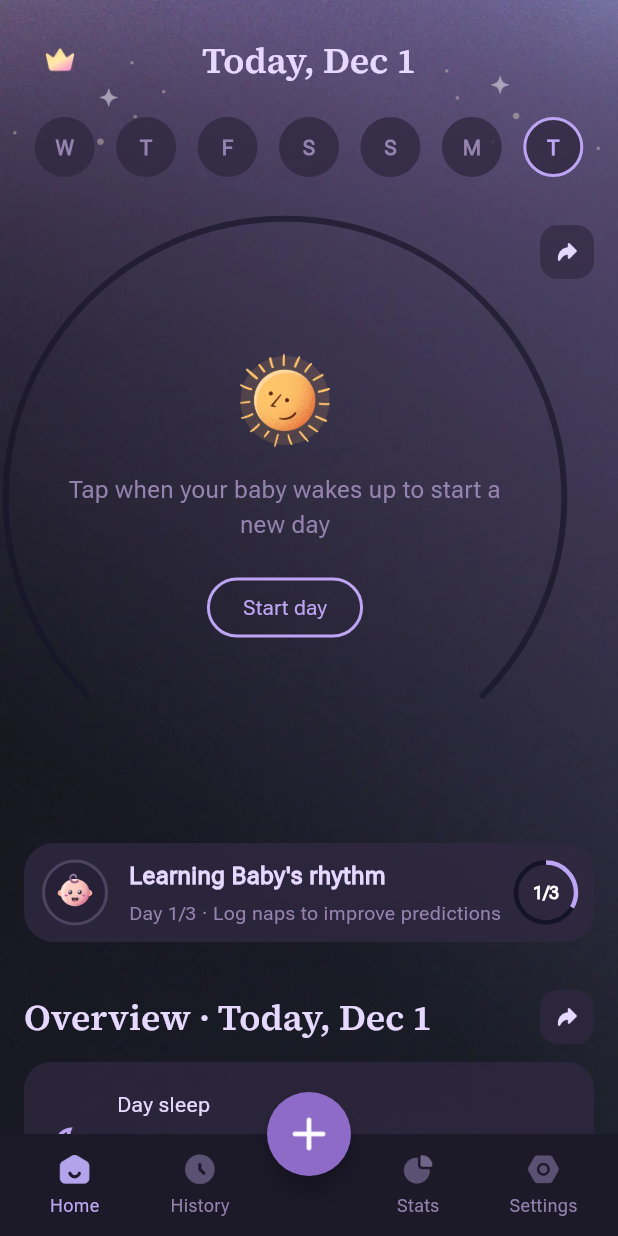
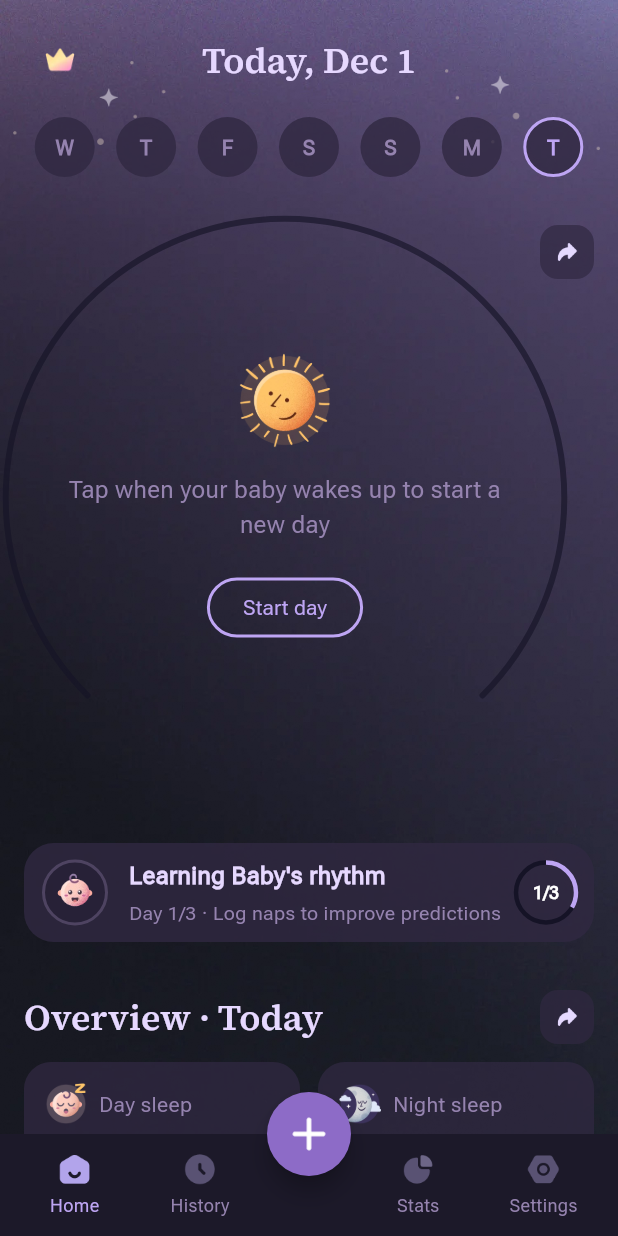
Before and after one commit to quantavil/baby-tracker-clone, a Flutter app: the screen it shows after launch, on a phone screen of 412 x 824 dp. Run offline on Flutter 3.47's test engine with Material 3 defaults, Android fonts, the light colour scheme and no system bars; our stand-ins replace shared_preferences, web; missing offline and left inert: dart:js_interop.

Commit message:
Fix Home summaries and verify ARM64 releases

```diff
--- a/lib/ui/home.dart
+++ b/lib/ui/home.dart
@@ -36,6 +36,31 @@ class _HomePageState extends State<HomePage> {
               e.kind == ActivityKind.wakeUp || e.kind == ActivityKind.bedtime,
         );
     final showNight = night && hasSchedule;
+    final scheduleEntries = c.scheduleEntriesForDay(day);
+    final daySleep = c.totalForDay(
+      day,
+      forSchedule: true,
+      includeOngoing: DateUtils.isSameDay(day, c.now),
+    );
+    final nightSleep = c.nightSleepForDay(day);
+    final hasDaySleep = scheduleEntries.any((e) => e.kind == ActivityKind.nap);
+    final hasNightSleep = nightSleep > Duration.zero;
+    final wake = scheduleEntries
+        .where((e) => e.kind == ActivityKind.wakeUp)
+        .firstOrNull
+        ?.start;
+    final bed = scheduleEntries
+        .where(
+          (e) =>
+              e.kind == ActivityKind.bedtime &&
+              (wake == null || e.start.isAfter(wake)),
+        )
+        .firstOrNull
+        ?.start;
+    final awakeEnd = bed ?? (DateUtils.isSameDay(day, c.now) ? c.now : null);
+    final awake = wake != null && awakeEnd != null && awakeEnd.isAfter(wake)
+        ? awakeEnd.difference(wake) - daySleep
+        : null;
     return Stack(
       children: [
         Positioned(
@@ -317,7 +342,7 @@ class _HomePageState extends State<HomePage> {
                       children: [
                         Expanded(
                           child: Text(
-                            'Overview · ${shortDate(day, c.now)}',
+                            'Overview · ${DateUtils.isSameDay(day, c.now) ? 'Today' : shortDate(day, c.now)}',
                             style: Theme.of(context).textTheme.headlineMedium,
                           ),
                         ),
@@ -341,33 +366,65 @@ class _HomePageState extends State<HomePage> {
                       ],
                     ),
                     const SizedBox(height: 12),
-                    _overview(
+                    for (final row in [
+                      [
+                        (
+                          'Day sleep',
+                          hasDaySleep ? durationLabel(daySleep) : '-',
+                          'nap',
+                          hasDaySleep ? 'Logged naps' : 'Log today’s data',
+                        ),
+                        (
+                          'Night sleep',
+                          hasNightSleep ? durationLabel(nightSleep) : '-',
+                          'bedtime',
+                          hasNightSleep ? 'Logged sleep' : 'Log today’s data',
+                        ),
+                      ],
+                      [
+                        (
+                          'Total sleep',
+                          hasDaySleep || hasNightSleep
+                              ? durationLabel(daySleep + nightSleep)
+                              : '-',
+                          'total_sleep',
+                          hasDaySleep || hasNightSleep
+                              ? 'Recorded sleep'
+                              : 'Log today’s data',
+                        ),
+                        (
+                          'Daytime awake',
+                          awake != null
+                              ? durationLabel(
+                                  awake < Duration.zero ? Duration.zero : awake,
+                                )
+                              : '-',
+                          'activity_time',
+                          awake != null
+                              ? 'Recorded awake time'
+                              : 'Log today’s data',
+                        ),
+                      ],
+                    ]) ...[
+                      Row(
+                        crossAxisAlignment: CrossAxisAlignment.start,
+                        children: [
+                          for (var i = 0; i < row.length; i++) ...[
+                            if (i > 0) const SizedBox(width: 12),
+                            Expanded(
+                              child: _overview(
                                 context,
-                      'Day sleep',
-                      durationLabel(
-                        c.totalForDay(
-                          day,
-                          forSchedule: true,
-                          includeOngoing:
-                              DateUtils.isSameDay(day, c.now) &&
-                              c.active != null &&
-                              DateUtils.isSameDay(c.active!.start, day),
+                                row[i].$1,
+                                row[i].$2,
+                                row[i].$4,
+                                row[i].$3,
                               ),
                             ),
-                      'Logged naps',
+                          ],
+                        ],
                       ),
                       const SizedBox(height: 12),
-                    _overview(
-                      context,
-                      'Night sleep',
-                      durationLabel(c.nightSleepForDay(day)),
-                      'Logged bedtime to wake-up',
-                    ),
-                    const SizedBox(height: 20),
-                    const Text(
-                      'Add bedtime and wake-up logs to complete your night-sleep history.',
-                      style: TextStyle(color: muted, fontSize: 12),
-                    ),
+                    ],
                   ]
                   .map(
                     (child) => child is _DaySchedule || child is _NightSchedule
@@ -388,33 +445,39 @@ class _HomePageState extends State<HomePage> {
     String title,
     String value,
     String caption,
+    String asset,
   ) => Container(
-    padding: const EdgeInsets.all(18),
+    padding: const EdgeInsets.all(14),
     decoration: BoxDecoration(
       color: surface.withValues(alpha: .75),
       borderRadius: BorderRadius.circular(18),
     ),
-    child: Row(
-      children: [
-        const Icon(Icons.bedtime_outlined, color: lavender, size: 28),
-        const SizedBox(width: 16),
-        Expanded(
     child: Column(
       crossAxisAlignment: CrossAxisAlignment.start,
       children: [
-              Text(title),
-              const SizedBox(height: 5),
+        Row(
+          children: [
+            Image.asset(
+              'assets/tracking/icons/$asset.webp',
+              width: 28,
+              height: 28,
+            ),
+            const SizedBox(width: 8),
+            Expanded(
+              child: Text(
+                title,
+                style: const TextStyle(color: muted, fontSize: 14),
+              ),
+            ),
+          ],
+        ),
+        const SizedBox(height: 14),
         Text(
           value,
-                style: const TextStyle(
-                  fontSize: 23,
-                  fontWeight: FontWeight.w600,
+          style: const TextStyle(fontSize: 23, fontWeight: FontWeight.w600),
         ),
-              ),
+        const SizedBox(height: 8),
         Text(caption, style: const TextStyle(color: muted, fontSize: 12)),
-            ],
-          ),
-        ),
       ],
     ),
   );
```
Also changed, not shown: lib/ui/dial.dart (+53 -48 lines), lib/ui/editor.dart (+12 -6 lines), 5 other files. Lines whose indentation alone changed are shown as unchanged.
